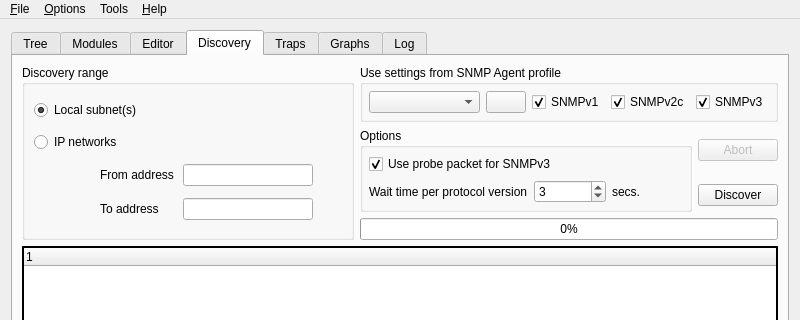
This is app/mainw.ui in verrio/snmpb as Qt 5 draws it before an edit; both pictures show x 0 to 800 and y 0 to 320 of the 800 by 600 pixel window. The edited form follows.
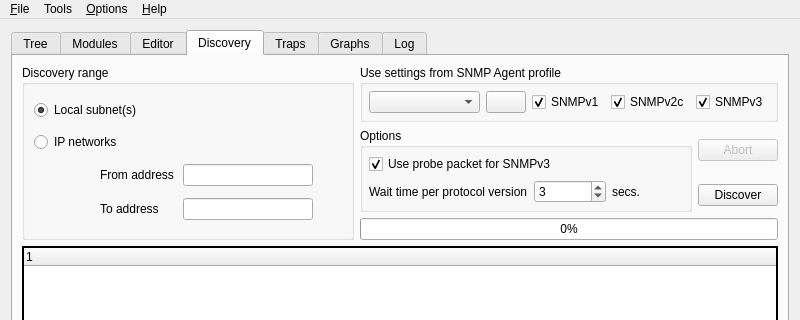
This is the edited form. The open tabs and pages were chosen to show the change. Icons and pictures are not drawn. Custom widgets are drawn as their Qt base class.

What changed in the file:
```diff
--- a/app/mainw.ui
+++ b/app/mainw.ui
@@ -10,9 +10,7 @@
    </rect>
   </property>
   <property name="sizePolicy" >
-   <sizepolicy>
-    <hsizetype>5</hsizetype>
-    <vsizetype>5</vsizetype>
+   <sizepolicy vsizetype="Preferred" hsizetype="Preferred" >
     <horstretch>0</horstretch>
     <verstretch>0</verstretch>
    </sizepolicy>
@@ -1678,7 +1676,7 @@
      <x>0</x>
      <y>0</y>
      <width>800</width>
-     <height>29</height>
+     <height>26</height>
     </rect>
    </property>
    <widget class="QMenu" name="helpMenu" >
@@ -1725,8 +1723,8 @@
     <addaction name="fileExitAction" />
    </widget>
    <addaction name="fileMenu" />
-   <addaction name="optionsMenu" />
    <addaction name="menuTools" />
+   <addaction name="optionsMenu" />
    <addaction name="helpMenu" />
   </widget>
   <action name="fileNewAction" >
```
Left out of the diff: 693 changed lines with no effect on the pictures.
